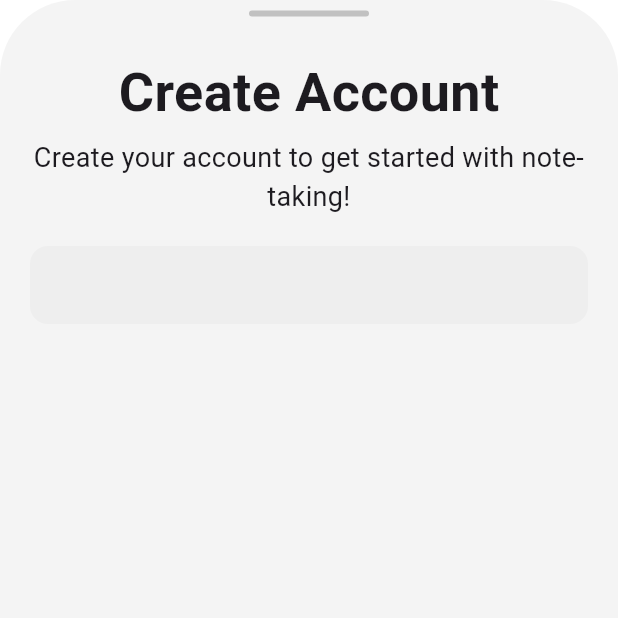
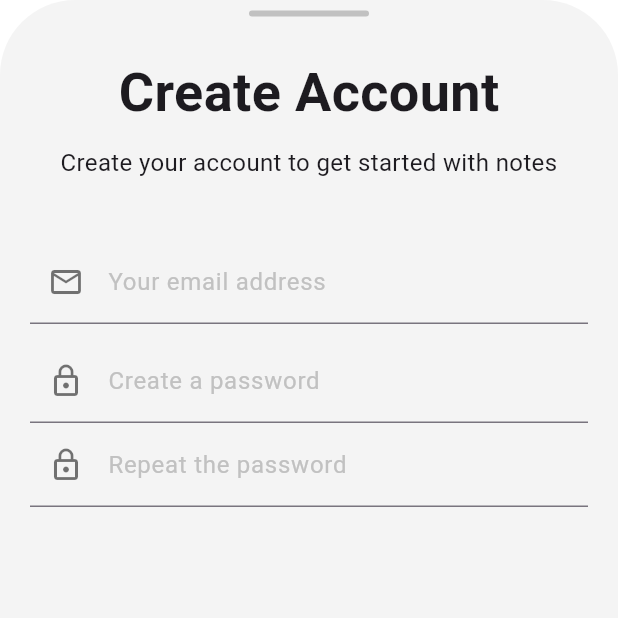
Before and after one commit to AskarKasimov/flutter-pet, a Flutter app: the screen it shows after launch, after a tap on "Sign up", on a phone screen of 412 x 824 dp, the top half of it. Run offline on Flutter 3.47's test engine with Material 3 defaults, Android fonts, the phone set to English and light mode, and no system bars.

Commit message:
working on sign up page

```diff
--- a/lib/features/auth_screen.dart
+++ b/lib/features/auth_screen.dart
@@ -37,13 +37,42 @@ class AuthScreen extends StatelessWidget {
                         mainAxisAlignment: MainAxisAlignment.start,
                         children: [
                           TitleText(text: "Create Account"),
-                          SizedBox(height: 5),
+                          SizedBox(height: 10),
                           Text(
-                            'Create your account to get started with note-taking!',
+                            'Create your account to get started with notes',
                             textAlign: TextAlign.center,
                           ),
-                          SizedBox(height: 20),
-                          TextField(),
+                          SizedBox(height: 40),
+                          TextField(
+                            decoration: InputDecoration(
+                              prefixIcon: Icon(
+                                Icons.mail_outline,
+                                color: Colors.black54,
+                              ),
+                              hintText: "Your email address",
+                            ),
+                          ),
+                          SizedBox(height: 10),
+                          TextField(
+                            obscureText: true,
+                            decoration: InputDecoration(
+                              prefixIcon: Icon(
+                                Icons.lock_outline,
+                                color: Colors.black54,
+                              ),
+                              hintText: "Create a password",
+                            ),
+                          ),
+                          TextField(
+                            obscureText: true,
+                            decoration: InputDecoration(
+                              prefixIcon: Icon(
+                                Icons.lock_outline,
+                                color: Colors.black54,
+                              ),
+                              hintText: "Repeat the password",
+                            ),
+                          ),
                         ],
                       ),
                     ),
--- a/lib/res/app_theme.dart
+++ b/lib/res/app_theme.dart
@@ -3,7 +3,7 @@ import 'package:flutter_pet/res/colors.dart';
 
 final lightTheme = ThemeData(
   primaryColor: AppColors.yellow,
-  textTheme: TextTheme(bodyMedium: TextStyle(fontSize: 18)),
+  textTheme: TextTheme(bodyMedium: TextStyle(fontSize: 16)),
   elevatedButtonTheme: ElevatedButtonThemeData(
     style: ElevatedButton.styleFrom(
       backgroundColor: AppColors.yellow,
@@ -15,20 +15,9 @@ final lightTheme = ThemeData(
     ),
   ),
   inputDecorationTheme: InputDecorationTheme(
-    filled: true,
-    fillColor: Colors.grey[200],
-    border: OutlineInputBorder(
-      borderRadius: BorderRadius.circular(12),
-      borderSide: BorderSide.none,
-    ),
-    contentPadding: EdgeInsets.symmetric(horizontal: 16, vertical: 14),
-    hintStyle: TextStyle(color: Colors.grey[600]),
+    hintStyle: TextStyle(color: AppColors.darkGrey, fontSize: 16),
+    contentPadding: EdgeInsets.symmetric(vertical: 16, horizontal: 12),
   ),
-  // textSelectionTheme: TextSelectionThemeData(
-  //   cursorColor: Colors.blue,
-  //   selectionColor: Colors.blue.withOpacity(0.3),
-  //   selectionHandleColor: Colors.blue,
-  // ),
   dialogTheme: DialogThemeData(backgroundColor: AppColors.grey),
   scaffoldBackgroundColor: AppColors.white,
   dividerColor: AppColors.darkGrey,
```
